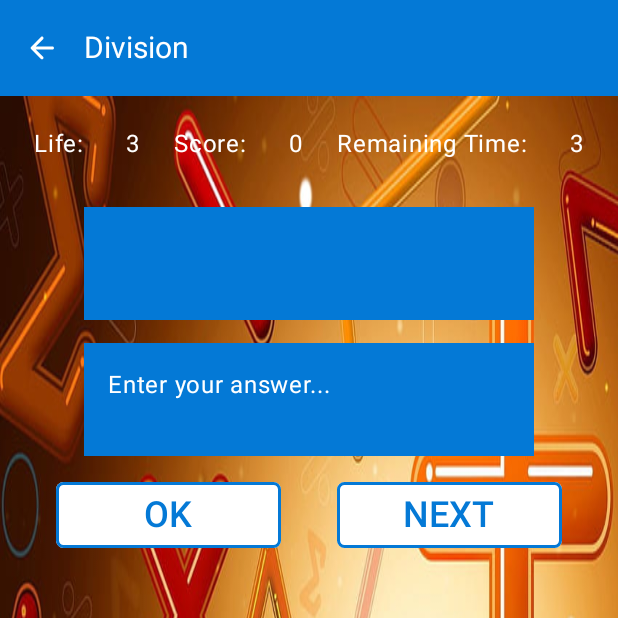
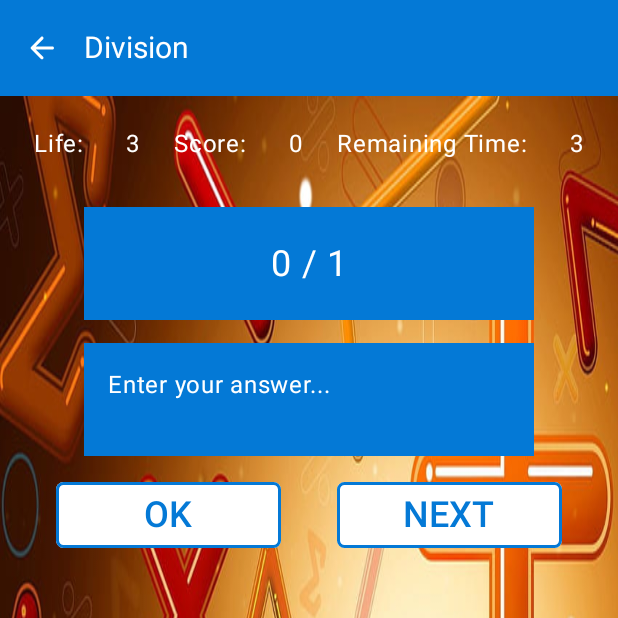
Before and after one commit to aneeshlalwani/android-math-game, an Android app built with Jetpack Compose: the composable SecondPage called with empty values, on a phone screen of 412 x 824 dp, the top half of it. Run offline under Robolectric (Android 15) with nearby library versions, the phone set to English and light mode, and no system bars; our stand-ins replace accompanist.

Commit message:
added questions in ui

```diff
--- a/app/src/main/java/com/example/mathgame/SecondPage.kt
+++ b/app/src/main/java/com/example/mathgame/SecondPage.kt
@@ -1,5 +1,6 @@
 package com.example.mathgame
 
+import android.util.Log
 import androidx.compose.foundation.layout.Arrangement
 import androidx.compose.foundation.layout.Column
 import androidx.compose.foundation.layout.Row
@@ -18,6 +19,7 @@ import androidx.compose.material3.Text
 import androidx.compose.material3.TopAppBar
 import androidx.compose.material3.TopAppBarDefaults
 import androidx.compose.runtime.Composable
+import androidx.compose.runtime.LaunchedEffect
 import androidx.compose.runtime.mutableIntStateOf
 import androidx.compose.runtime.mutableStateOf
 import androidx.compose.runtime.remember
@@ -48,6 +50,16 @@ fun SecondPage (navController: NavController, category : String) {
     val myQuestion = remember { mutableStateOf("") }
     val myAnswer = remember { mutableStateOf("") }
     val isEnabled = remember { mutableStateOf(true) }
+    val correctAnswer = remember { mutableIntStateOf(0) }
+
+//    implemented launch effect to avoid infinite question generation
+    LaunchedEffect(key1 = "math", block = {
+        val resultList = generateQuestion(category)
+        myQuestion.value = resultList[0].toString()
+        correctAnswer.value = resultList[1].toString().toInt()
+
+        Log.d("question", myQuestion.value) // Debugging statement
+    })
 
     Scaffold (
         topBar = {
```
